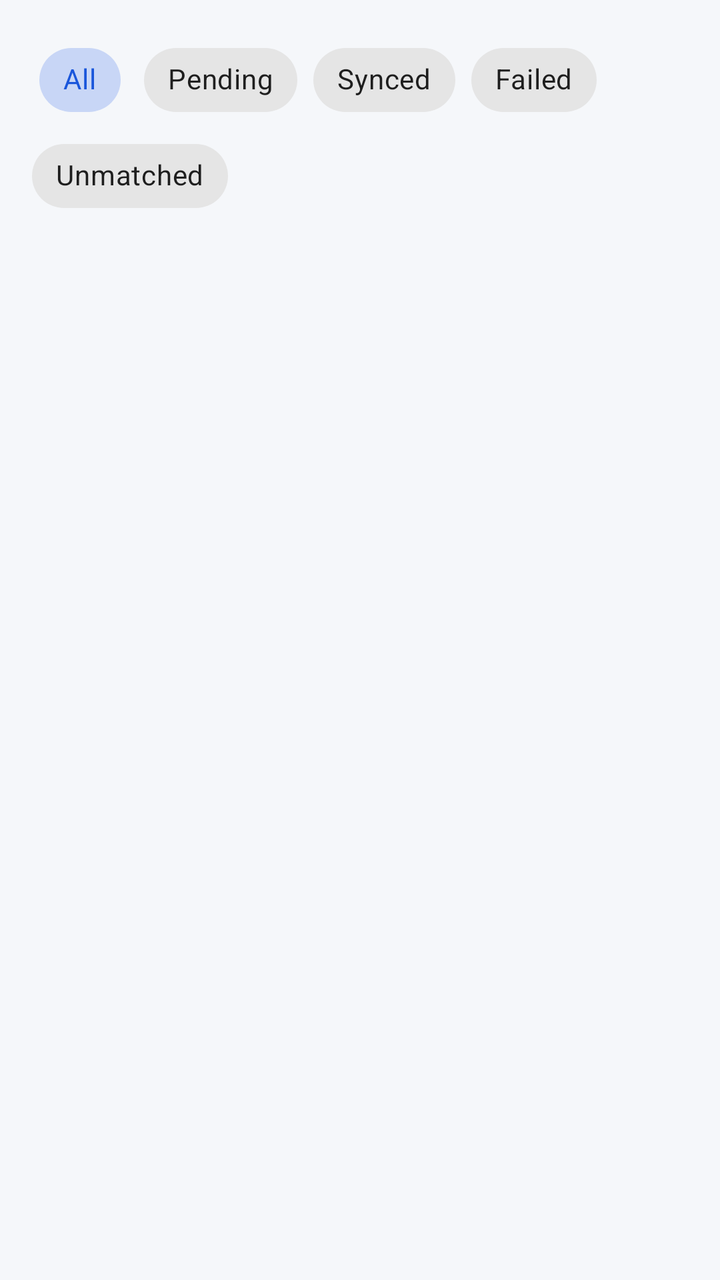
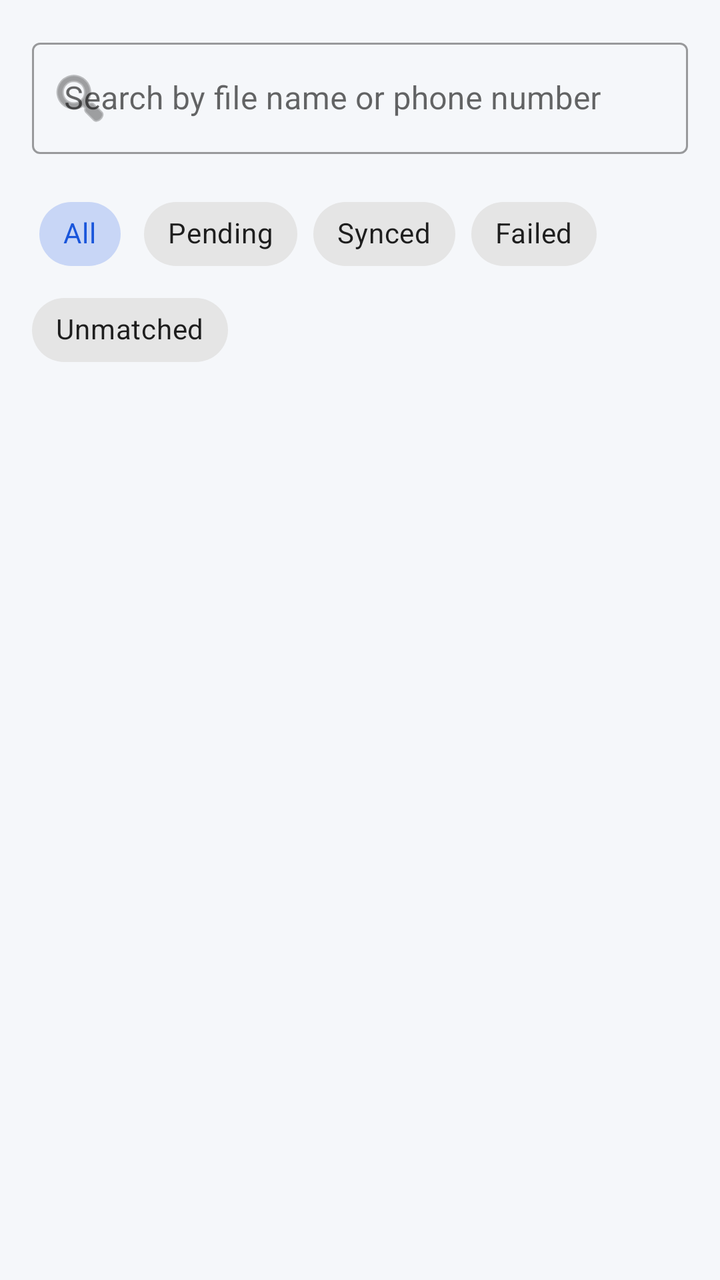

Before-and-after screenshots of an Android layout around one commit, followed by the original layout XML and the change that was made.
<!-- AndroidManifest.xml: application theme Theme.InfraSpineCallSync -->
<!-- res/layout/fragment_recordings.xml -->
<?xml version="1.0" encoding="utf-8"?>
<LinearLayout xmlns:android="http://schemas.android.com/apk/res/android"
    xmlns:app="http://schemas.android.com/apk/res-auto"
    xmlns:tools="http://schemas.android.com/tools"
    android:layout_width="match_parent"
    android:layout_height="match_parent"
    android:background="@color/background"
    android:orientation="vertical">

    <com.google.android.material.chip.ChipGroup
        android:id="@+id/chipGroupFilter"
        android:layout_width="match_parent"
        android:layout_height="wrap_content"
        android:layout_margin="@dimen/spacing_md"
        app:singleSelection="true"
        app:chipSpacingHorizontal="8dp">

        <com.google.android.material.chip.Chip
            android:id="@+id/chipAll"
            style="@style/Widget.MaterialComponents.Chip.Choice"
            android:layout_width="wrap_content"
            android:layout_height="wrap_content"
            android:checked="true"
            android:text="@string/filter_all" />

        <com.google.android.material.chip.Chip
            android:id="@+id/chipPending"
            style="@style/Widget.MaterialComponents.Chip.Choice"
            android:layout_width="wrap_content"
            android:layout_height="wrap_content"
            android:text="@string/filter_pending" />

        <com.google.android.material.chip.Chip
            android:id="@+id/chipSynced"
            style="@style/Widget.MaterialComponents.Chip.Choice"
            android:layout_width="wrap_content"
            android:layout_height="wrap_content"
            android:text="@string/filter_synced" />

        <com.google.android.material.chip.Chip
            android:id="@+id/chipFailed"
            style="@style/Widget.MaterialComponents.Chip.Choice"
            android:layout_width="wrap_content"
            android:layout_height="wrap_content"
            android:text="@string/filter_failed" />

        <com.google.android.material.chip.Chip
            android:id="@+id/chipUnmatched"
            style="@style/Widget.MaterialComponents.Chip.Choice"
            android:layout_width="wrap_content"
            android:layout_height="wrap_content"
            android:text="@string/filter_unmatched" />

    </com.google.android.material.chip.ChipGroup>

    <FrameLayout
        android:layout_width="match_parent"
        android:layout_height="0dp"
        android:layout_weight="1">

        <androidx.recyclerview.widget.RecyclerView
            android:id="@+id/recyclerRecordings"
            android:layout_width="match_parent"
            android:layout_height="match_parent"
            android:clipToPadding="false"
            android:paddingBottom="@dimen/spacing_md"
            tools:listitem="@layout/item_recording" />

        <TextView
            android:id="@+id/textEmptyState"
            android:layout_width="wrap_content"
            android:layout_height="wrap_content"
            android:layout_gravity="center"
            android:layout_margin="@dimen/spacing_lg"
            android:gravity="center"
            android:text="@string/no_recordings_found"
            android:textColor="@color/text_secondary"
            android:textSize="14sp"
            android:visibility="gone" />

    </FrameLayout>

</LinearLayout>
<!-- res/layout/item_recording.xml (included above) -->
<?xml version="1.0" encoding="utf-8"?>
<com.google.android.material.card.MaterialCardView
    xmlns:android="http://schemas.android.com/apk/res/android"
    xmlns:app="http://schemas.android.com/apk/res-auto"
    android:layout_width="match_parent"
    android:layout_height="wrap_content"
    android:layout_marginHorizontal="@dimen/spacing_md"
    android:layout_marginVertical="@dimen/spacing_xs"
    android:clickable="true"
    android:focusable="true"
    app:cardBackgroundColor="@color/surface"
    app:cardCornerRadius="@dimen/card_radius"
    app:cardElevation="2dp"
    app:checkedIcon="@null"
    app:rippleColor="@color/primary_variant">

    <LinearLayout
        android:layout_width="match_parent"
        android:layout_height="wrap_content"
        android:orientation="vertical"
        android:padding="@dimen/spacing_md">

        <LinearLayout
            android:layout_width="match_parent"
            android:layout_height="wrap_content"
            android:orientation="horizontal"
            android:gravity="center_vertical">

            <TextView
                android:id="@+id/textFileName"
                android:layout_width="0dp"
                android:layout_height="wrap_content"
                android:layout_weight="1"
                android:ellipsize="middle"
                android:singleLine="true"
                android:text="recording.mp3"
                android:textColor="@color/text_primary"
                android:textSize="15sp"
                android:textStyle="bold" />

            <TextView
                android:id="@+id/textStatus"
                android:layout_width="wrap_content"
                android:layout_height="wrap_content"
                android:background="@drawable/bg_status_chip"
                android:paddingHorizontal="10dp"
                android:paddingVertical="3dp"
                android:text="Pending"
                android:textSize="12sp"
                android:textStyle="bold" />
        </LinearLayout>

        <TextView
            android:id="@+id/textPhoneNumber"
            android:layout_width="match_parent"
            android:layout_height="wrap_content"
            android:layout_marginTop="@dimen/spacing_xs"
            android:textColor="@color/text_primary"
            android:textSize="14sp"
            android:text="+91 98765 43210" />

        <TextView
            android:id="@+id/textCallMeta"
            android:layout_width="match_parent"
            android:layout_height="wrap_content"
            android:layout_marginTop="2dp"
            android:textColor="@color/text_secondary"
            android:textSize="13sp"
            android:text="Incoming • 8 Jun 2026, 10:32 AM • 2:15" />

        <TextView
            android:id="@+id/textErrorMessage"
            android:layout_width="match_parent"
            android:layout_height="wrap_content"
            android:layout_marginTop="2dp"
            android:textColor="@color/status_failed"
            android:textSize="12sp"
            android:visibility="gone"
            android:text="Upload failed: network error" />

    </LinearLayout>
</com.google.android.material.card.MaterialCardView>
<!-- resources referenced by this layout -->
<resources>
  <color name="background">#F5F7FA</color>
  <color name="primary_variant">#3B82F6</color>
  <color name="status_failed">#DC2626</color>
  <color name="surface">#FFFFFF</color>
  <color name="text_primary">#111827</color>
  <color name="text_secondary">#6B7280</color>
  <dimen name="card_radius">12dp</dimen>
  <dimen name="spacing_lg">24dp</dimen>
  <dimen name="spacing_md">16dp</dimen>
  <dimen name="spacing_xs">4dp</dimen>
  <!-- drawable bg_status_chip (drawable) -->
  <?xml version="1.0" encoding="utf-8"?>
  <shape xmlns:android="http://schemas.android.com/apk/res/android" android:shape="rectangle">
      <corners android:radius="100dp" />
      <solid android:color="@android:color/transparent" />
  </shape>
  <string name="filter_all">All</string>
  <string name="filter_failed">Failed</string>
  <string name="filter_pending">Pending</string>
  <string name="filter_synced">Synced</string>
  <string name="filter_unmatched">Unmatched</string>
  <string name="no_recordings_found">No recordings found. Tap \"Scan Now\" to scan the selected folder.</string>
  <style name="Theme.InfraSpineCallSync" parent="Theme.MaterialComponents.DayNight.NoActionBar">
          <item name="colorPrimary">@color/primary</item>
          <item name="colorPrimaryDark">@color/primary_dark</item>
          <item name="colorAccent">@color/secondary</item>
          <item name="colorOnPrimary">@color/on_primary</item>
          <item name="android:colorBackground">@color/background</item>
          <item name="colorSurface">@color/surface</item>
          <item name="android:statusBarColor">@color/primary_dark</item>
          <item name="android:windowLightStatusBar" tools:targetApi="m">false</item>
      </style>
  <color name="primary">#1A56DB</color>
  <color name="primary_dark">#1240A8</color>
  <color name="secondary">#0F766E</color>
  <color name="on_primary">#FFFFFF</color>
</resources>

<!-- the commit's change to res/layout/fragment_recordings.xml (unified diff, before → after) -->
@@ -6,6 +6,26 @@
     android:layout_height="match_parent"
     android:background="@color/background"
     android:orientation="vertical">
+
+    <com.google.android.material.textfield.TextInputLayout
+        android:id="@+id/layoutSearch"
+        style="@style/Widget.MaterialComponents.TextInputLayout.OutlinedBox"
+        android:layout_width="match_parent"
+        android:layout_height="wrap_content"
+        android:layout_marginHorizontal="@dimen/spacing_md"
+        android:layout_marginTop="@dimen/spacing_md"
+        android:hint="@string/search_recordings_hint"
+        app:startIconDrawable="@android:drawable/ic_menu_search"
+        app:endIconMode="clear_text">
+
+        <com.google.android.material.textfield.TextInputEditText
+            android:id="@+id/editSearch"
+            android:layout_width="match_parent"
+            android:layout_height="wrap_content"
+            android:inputType="text"
+            android:singleLine="true"
+            android:imeOptions="actionSearch" />
+    </com.google.android.material.textfield.TextInputLayout>
 
     <com.google.android.material.chip.ChipGroup
         android:id="@+id/chipGroupFilter"
<!-- resource entries referenced after the edit -->
@@ -22,6 +22,7 @@
   <string name="filter_synced">Synced</string>
   <string name="filter_unmatched">Unmatched</string>
   <string name="no_recordings_found">No recordings found. Tap \"Scan Now\" to scan the selected folder.</string>
+  <string name="search_recordings_hint">Search by file name or phone number</string>
   <style name="Theme.InfraSpineCallSync" parent="Theme.MaterialComponents.DayNight.NoActionBar">
           <item name="colorPrimary">@color/primary</item>
           <item name="colorPrimaryDark">@color/primary_dark</item>
